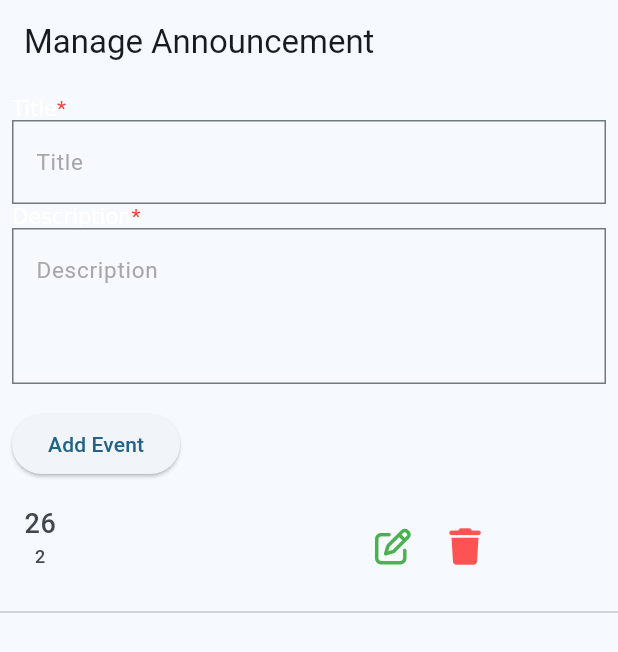
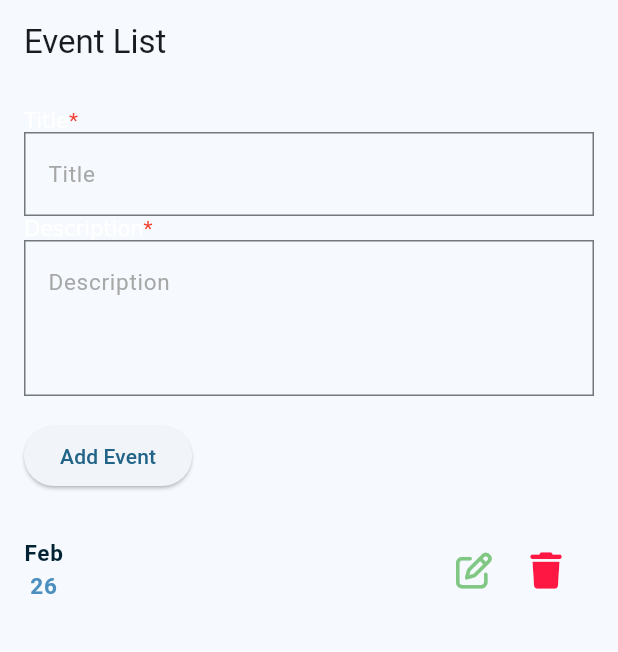
Before and after one commit to Mukund-K91/ecollege_admin_panel, a Flutter app: the EventListPage screen opened directly, after a tap on "Add Event", on a phone screen of 412 x 824 dp. Shown: the top 652 px of the screen. Run offline on Flutter 3.47's test engine with Material 3 defaults, Android fonts, the phone set to English and light mode, and no system bars; drawn by our look-alikes of readmore; our stand-ins replace awesome_dialog, cloud_firestore, file_picker, firebase_core, firebase_storage, font_awesome_flutter; accounts and stored records are empty.

Commit message:
Notice Page

```diff
--- a/lib/announcement.dart
+++ b/lib/announcement.dart
@@ -1,18 +1,19 @@
+import 'package:awesome_dialog/awesome_dialog.dart';
 import 'package:ecollege_admin_panel/reusable_widget/reusable_textfield.dart';
-import 'package:flutter/cupertino.dart';
 import 'package:flutter/material.dart';
 import 'package:cloud_firestore/cloud_firestore.dart';
-import 'package:flutter/widgets.dart';
 import 'package:font_awesome_flutter/font_awesome_flutter.dart';
 import 'package:intl/intl.dart';
 import 'package:readmore/readmore.dart';
 
 class Event {
+  final String id;
   final String title;
   final String description;
   final DateTime date;
 
   Event({
+    required this.id,
     required this.title,
     required this.description,
     required this.date,
@@ -25,63 +26,30 @@ class EventListPage extends StatefulWidget {
 }
 
 class _EventListPageState extends State<EventListPage> {
-  final TextEditingController _titleController = TextEditingController();
-  final TextEditingController _descriptionController = TextEditingController();
-  late List<Event> events;
-  late Map<String, bool> isExpandedMap;
+  final CollectionReference eventsCollection =
+      FirebaseFirestore.instance.collection('events');
 
-  @override
-  void initState() {
-    super.initState();
-    events = [];
-    isExpandedMap = {};
-    fetchEvents();
-  }
-
-  Future<void> fetchEvents() async {
-    try {
-      final QuerySnapshot<Map<String, dynamic>> snapshot =
-          await FirebaseFirestore.instance.collection('events').get();
-
-      setState(() {
-        events = snapshot.docs.map((doc) {
-          Map<String, dynamic> data = doc.data();
-          return Event(
-            title: data['title'],
-            description: data['description'],
-            date: (data['date'] as Timestamp).toDate(),
-          );
-        }).toList();
-      });
-    } catch (e) {
-      print('Error fetching events: $e');
-    }
-  }
-
-  Future<void> addEvent(Event event) async {
-    try {
-      await FirebaseFirestore.instance.collection('events').add({
-        'title': event.title,
-        'description': event.description,
-        'date': event.date,
-      });
-      fetchEvents(); // Refresh the events list
-    } catch (e) {
-      print('Error adding event: $e');
-    }
-  }
+  final _titleController = TextEditingController();
+  final _descriptionController = TextEditingController();
 
   @override
   Widget build(BuildContext context) {
     return Scaffold(
       appBar: AppBar(
-        title: Text('Manage Announcement'),
+        title: Text('Event List'),
       ),
       body: Column(
         children: [
-          Padding(
-            padding: const EdgeInsets.all(8.0),
-            child: Form(
+          _buildEventForm(),
+          Expanded(child: _buildEventList()),
+        ],
+      ),
+    );
+  }
+
+  Widget _buildEventForm() {
+    return Padding(
+      padding: const EdgeInsets.all(16.0),
       child: Column(
         crossAxisAlignment: CrossAxisAlignment.start,
         children: [
@@ -90,83 +58,189 @@ class _EventListPageState extends State<EventListPage> {
             controller: _titleController,
           ),
           ReusableTextField(
-                    controller: _descriptionController,
-                    title: 'Description',
             isMulti: true,
             keyboardType: TextInputType.multiline,
+            title: 'Description',
+            controller: _descriptionController,
           ),
-                  SizedBox(height: 16),
+          SizedBox(height: 16.0),
           ElevatedButton(
-                    onPressed: () {
+            onPressed: _addEvent,
+            child: Text('Add Event'),
+          ),
+        ],
+      ),
+    );
+  }
+
+  Widget _buildEventList() {
+    return StreamBuilder<QuerySnapshot>(
+      stream: eventsCollection.orderBy('date', descending: true).snapshots(),
+      builder: (context, snapshot) {
+        if (snapshot.hasError) {
+          return Text('Error: ${snapshot.error}');
+        }
+
+        if (snapshot.connectionState == ConnectionState.waiting) {
+          return Center(child: const CircularProgressIndicator());
+        }
+
+        List<Event> events = snapshot.data!.docs.map((doc) {
+          Map<String, dynamic> data = doc.data() as Map<String, dynamic>;
+          return Event(
+            id: doc.id,
+            title: data['title'],
+            description: data['description'],
+            date: (data['date'] as Timestamp).toDate(),
+          );
+        }).toList();
+
+        return ListView.separated(
+          itemCount: events.length,
+          separatorBuilder: (context, index) => Divider(
+            color: Colors.grey,
+          ),
+          itemBuilder: (context, index) {
+            Event event = events[index];
+            String _month = DateFormat('MMM').format(event.date);
+            return ListTile(
+              leading: Column(
+                mainAxisAlignment: MainAxisAlignment.center,
+                children: [
+                  Text(
+                    '${_month}',
+                    style: TextStyle(
+                        fontWeight: FontWeight.bold,
+                        fontSize: 15,
+                        color: Color(0xff002233)),
+                  ),
+                  Text(
+                    '${event.date.day}',
+                    style: TextStyle(
+                        color: Color(0xff4b8fbf),
+                        fontWeight: FontWeight.bold,
+                        fontSize: 15),
+                  ),
+                ],
+              ),
+              title: Text(event.title,
+                  style: TextStyle(
+                      fontWeight: FontWeight.bold,
+                      fontSize: 15,
+                      color: Colors.black)),
+              subtitle: ReadMoreText(
+                event.description,
+                style: TextStyle(color: Colors.black),
+                colorClickableText: Colors.grey,
+                trimLines: 2,
+                trimMode: TrimMode.Line,
+                trimCollapsedText: 'Read more',
+                trimExpandedText: '^Read less',
+              ),
+              trailing: Row(
+                mainAxisSize: MainAxisSize.min,
+                children: [
+                  IconButton(
+                    icon: Icon(
+                      FontAwesomeIcons.edit,
+                      color: Colors.green.shade300,
+                    ),
+                    onPressed: () => _editEvent(event),
+                  ),
+                  IconButton(
+                    icon: Icon(
+                      FontAwesomeIcons.trash,
+                      color: Colors.redAccent.shade400,
+                    ),
+                    onPressed: () => _deleteEvent(event),
+                  ),
+                ],
+              ),
+            );
+          },
+        );
+      },
+    );
+  }
+
+  void _addEvent() {
     final newEvent = Event(
+      id: '',
       title: _titleController.text,
       description: _descriptionController.text,
       date: DateTime.now(),
     );
-                      addEvent(newEvent);
-                    },
-                    child: Text('Add Event'),
+    eventsCollection.add({
+      'title': newEvent.title,
+      'description': newEvent.description,
+      'date': newEvent.date,
+    });
+    _titleController.clear();
+    _descriptionController.clear();
+  }
+
+  void _editEvent(Event event) {
+    _titleController.text = event.title;
+    _descriptionController.text = event.description;
+    showDialog(
+      context: context,
+      builder: (context) {
+        return AlertDialog(
+          title: Text('Edit Event'),
+          content: Column(
+            mainAxisSize: MainAxisSize.min,
+            children: [
+              ReusableTextField(
+                title: 'Title',
+                controller: _titleController,
+              ),
+              ReusableTextField(
+                isMulti: true,
+                keyboardType: TextInputType.multiline,
+                title: 'Description',
+                controller: _descriptionController,
               ),
             ],
           ),
+          actions: [
+            TextButton(
+              onPressed: () {
+                Navigator.of(context).pop();
+              },
+              child: Text('Cancel'),
             ),
+            ElevatedButton(
+              onPressed: () {
+                eventsCollection.doc(event.id).update({
+                  'title': _titleController.text,
+                  'description': _descriptionController.text,
+                });
+                Navigator.of(context).pop();
+                _titleController.clear();
+                _descriptionController.clear();
+              },
+              child: Text('Update'),
             ),
-          Expanded(
-            child: ListView.builder(
-              itemCount: events.length,
-              itemBuilder: (context, index) {
-                Event event = events[index];
-                bool isExpanded = isExpandedMap[event.title] ?? false;
-                String _date=DateFormat('dd-MMMM-yyyy').format(event.date);
-
-                return Column(
-                  children: [
-                    ListTile(
-                      leading: Column(
-                        mainAxisAlignment: MainAxisAlignment.start,
-                        children: [
-                          Text(
-                            '${event.date.day}',
-                            style: TextStyle(fontSize: 18),
-                          ),
-                          Text(
-                            '${event.date.month}',
-                            style: TextStyle(fontSize: 12),
-                          ),
-                        ],
-                      ),
-                      title: Text(event.title),
-                      subtitle: ReadMoreText(
-                        '${event.description}',
-                        trimCollapsedText: 'Show More',
-                        style: TextStyle(color: Colors.black),
-                        trimMode: TrimMode.Line,
-                        colorClickableText: Colors.grey,
-                        trimExpandedText: '-Show less',
-                      ),
-                      trailing:SizedBox(
-                        width: 150,
-                        child: Row(
-                          children: [
-                            IconButton(
-                                onPressed: () {},
-                                icon: Icon(FontAwesomeIcons.edit,color: Colors.green,)),
-                            IconButton(
-                                onPressed: () {},
-                                icon: Icon(FontAwesomeIcons.trash,color: Colors.redAccent,)),
-                          ],
-                        ),
-                      ),
-                    ),
-                    Divider(),
           ],
         );
       },
-            ),
-          ),
-        ],
-      ),
     );
+  }
+
+  void _deleteEvent(Event event) {
+    AwesomeDialog(
+      width: 400,
+      context: context,
+      dialogType: DialogType.question,
+      btnOkOnPress: () async {
+        await eventsCollection.doc(event.id).delete();
+        // for snackBar
+        ScaffoldMessenger.of(context)
+            .showSnackBar(const SnackBar(content: Text("Deleted")));
+      },
+      showCloseIcon: true,
+      title: "Are You Sure?",
+    ).show();
   }
 }
 
```
Lines whose indentation alone changed are shown as unchanged.
